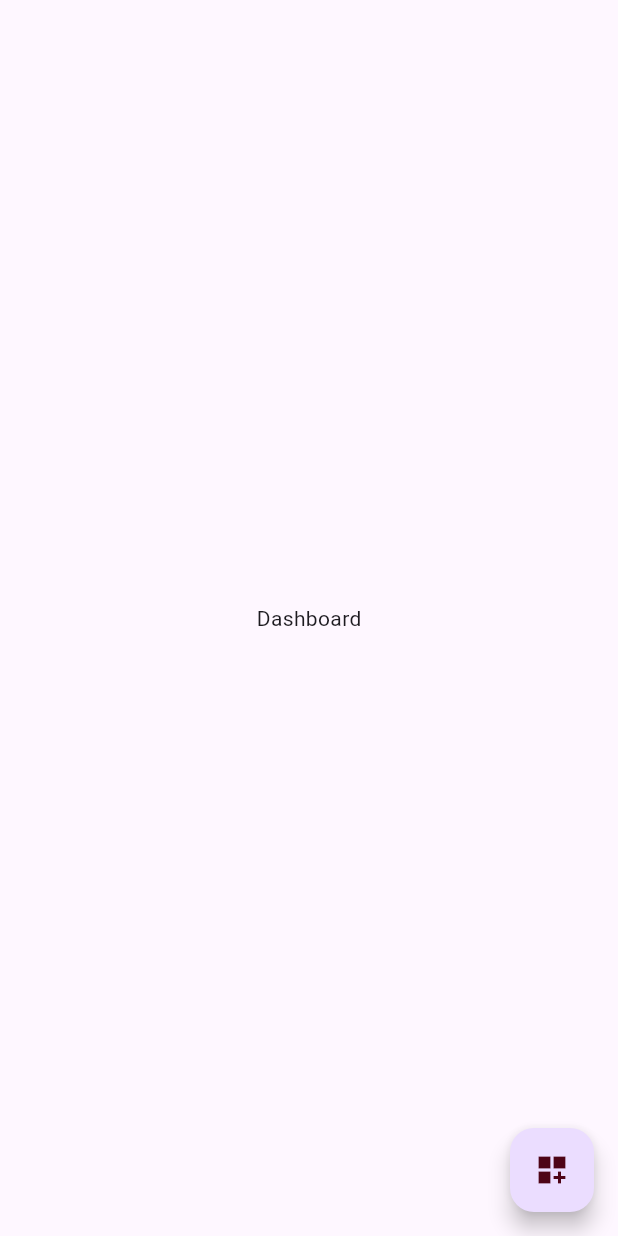
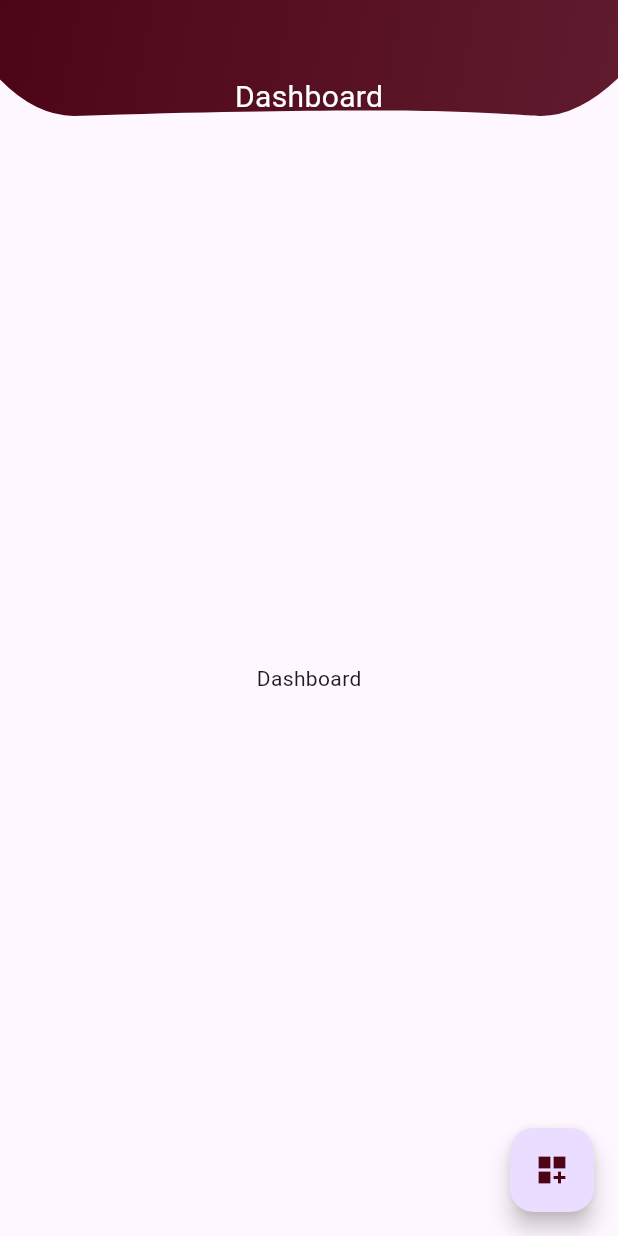
Before and after one commit to aimedidierm/ihuriro, a Flutter app: the GovernmentDashboard screen opened directly, on a phone screen of 412 x 824 dp. Run offline on Flutter 3.47's test engine with Material 3 defaults, Android fonts, the phone set to English and light mode, and no system bars; our stand-ins replace google_nav_bar.

Commit message:
Government Home UI

```diff
--- a/lib/screens/government/chat/chat_room.dart
+++ b/lib/screens/government/chat/chat_room.dart
@@ -118,7 +118,7 @@ class ChatRoomScreen extends StatelessWidget {
                     ),
                   ),
                   IconButton(
-                    icon: const Icon(Icons.send, color: Colors.teal),
+                    icon: Icon(Icons.send, color: primaryRed),
                     onPressed: () {},
                   ),
                 ],
--- a/lib/screens/government/dashboard/dashboard.dart
+++ b/lib/screens/government/dashboard/dashboard.dart
@@ -1,6 +1,7 @@
 import 'package:flutter/material.dart';
 import 'package:ihuriro/screens/government/dashboard/settings.dart';
 import 'package:ihuriro/screens/theme/colors.dart';
+import 'package:ihuriro/screens/widgets/appbar.dart';
 
 class GovernmentDashboard extends StatefulWidget {
   const GovernmentDashboard({super.key});
@@ -13,6 +14,45 @@ class _GovernmentDashboardState extends State<GovernmentDashboard> {
   @override
   Widget build(BuildContext context) {
     return Scaffold(
+      appBar: PreferredSize(
+        preferredSize: const Size.fromHeight(80),
+        child: ClipPath(
+          clipper: AppBarClipPath(),
+          child: Container(
+            decoration: BoxDecoration(
+              gradient: LinearGradient(
+                colors: [primaryRed, primaryRed.withOpacity(0.9)],
+                begin: Alignment.topLeft,
+                end: Alignment.bottomRight,
+              ),
+            ),
+            child: const Padding(
+              padding: EdgeInsets.symmetric(horizontal: 20),
+              child: Column(
+                children: [
+                  SizedBox(
+                    height: 50,
+                  ),
+                  Row(
+                    mainAxisAlignment: MainAxisAlignment.spaceBetween,
+                    children: [
+                      SizedBox(width: 10),
+                      Text(
+                        "Dashboard",
+                        style: TextStyle(
+                          color: Colors.white,
+                          fontSize: 20,
+                        ),
+                      ),
+                      SizedBox(width: 10),
+                    ],
+                  ),
+                ],
+              ),
+            ),
+          ),
+        ),
+      ),
       body: const Center(child: Text('Dashboard')),
       floatingActionButton: Visibility(
         child: FloatingActionButton(
```
Also changed, not shown: lib/screens/government/chat/list.dart (+1 -10 lines), lib/screens/government/crimes/list.dart (+42 -2 lines), lib/screens/government/resources/list.dart (+43 -1 lines), lib/screens/government/survey/list.dart (+43 -1 lines).
